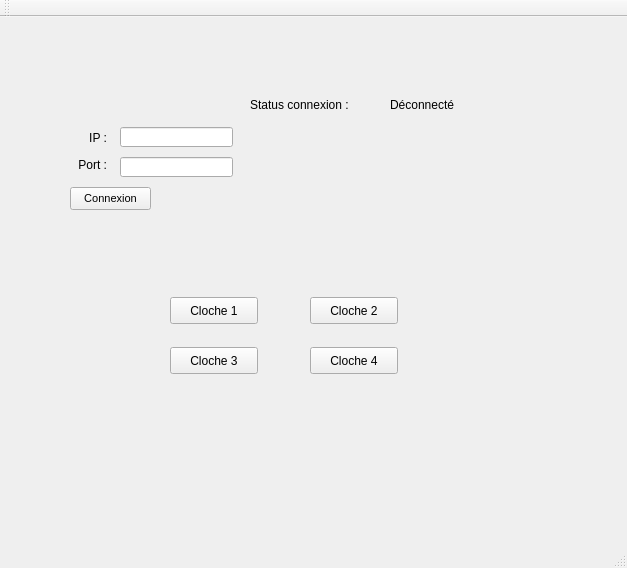
Above: Tpcloches/Tpcloches/Tpcloches.ui from v-riquier/Tp-systemes before the change. Below: the same form after it.
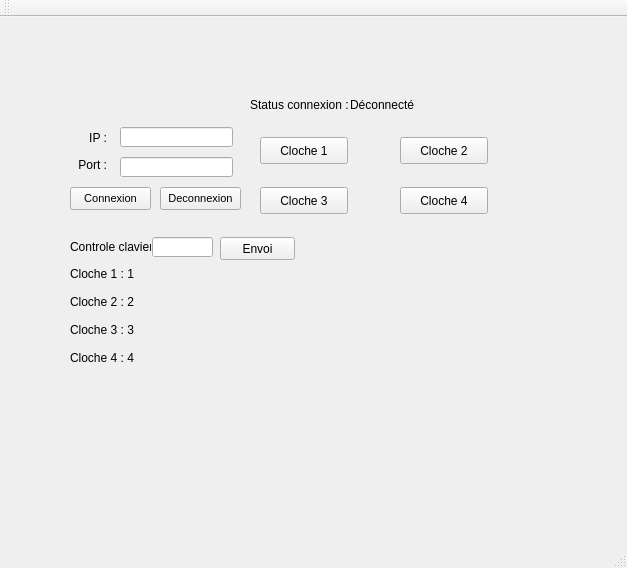
That is the form after the change.

Commit message: TP5 envoi 3

The edit to the form file:
```diff
--- a/Tpcloches/Tpcloches/Tpcloches.ui
+++ b/Tpcloches/Tpcloches/Tpcloches.ui
@@ -63,7 +63,7 @@
      <rect>
       <x>250</x>
       <y>80</y>
-      <width>141</width>
+      <width>101</width>
       <height>16</height>
      </rect>
     </property>
@@ -84,7 +84,7 @@
    <widget class="QLabel" name="AffConnexion">
     <property name="geometry">
      <rect>
-      <x>390</x>
+      <x>350</x>
       <y>80</y>
       <width>91</width>
       <height>16</height>
@@ -113,8 +113,8 @@
    <widget class="QPushButton" name="Btncloche1">
     <property name="geometry">
      <rect>
-      <x>170</x>
-      <y>280</y>
+      <x>260</x>
+      <y>120</y>
       <width>88</width>
       <height>27</height>
      </rect>
@@ -126,8 +126,8 @@
    <widget class="QPushButton" name="Btncloche2">
     <property name="geometry">
      <rect>
-      <x>310</x>
-      <y>280</y>
+      <x>400</x>
+      <y>120</y>
       <width>88</width>
       <height>27</height>
      </rect>
@@ -139,8 +139,8 @@
    <widget class="QPushButton" name="Btncloche3">
     <property name="geometry">
      <rect>
-      <x>170</x>
-      <y>330</y>
+      <x>260</x>
+      <y>170</y>
       <width>88</width>
       <height>27</height>
      </rect>
@@ -152,8 +152,8 @@
    <widget class="QPushButton" name="Btncloche4">
     <property name="geometry">
      <rect>
-      <x>310</x>
-      <y>330</y>
+      <x>400</x>
+      <y>170</y>
       <width>88</width>
       <height>27</height>
      </rect>
@@ -162,6 +162,95 @@
      <string>Cloche 4</string>
     </property>
    </widget>
+   <widget class="QLineEdit" name="CClavierEdit">
+    <property name="geometry">
+     <rect>
+      <x>152</x>
+      <y>220</y>
+      <width>61</width>
+      <height>20</height>
+     </rect>
+    </property>
+   </widget>
+   <widget class="QLabel" name="label_4">
+    <property name="geometry">
+     <rect>
+      <x>70</x>
+      <y>250</y>
+      <width>71</width>
+      <height>111</height>
+     </rect>
+    </property>
+    <property name="text">
+     <string>Cloche 1 : 1
+
+Cloche 2 : 2
+
+Cloche 3 : 3
+
+Cloche 4 : 4</string>
+    </property>
+    <property name="alignment">
+     <set>Qt::AlignJustify|Qt::AlignTop</set>
+    </property>
+   </widget>
+   <widget class="QLabel" name="label_5">
+    <property name="geometry">
+     <rect>
+      <x>70</x>
+      <y>220</y>
+      <width>81</width>
+      <height>20</height>
+     </rect>
+    </property>
+    <property name="text">
+     <string>Controle clavier</string>
+    </property>
+   </widget>
+   <widget class="QPushButton" name="BtnClavier">
+    <property name="geometry">
+     <rect>
+      <x>220</x>
+      <y>220</y>
+      <width>75</width>
+      <height>23</height>
+     </rect>
+    </property>
+    <property name="text">
+     <string>Envoi</string>
+    </property>
+   </widget>
+   <widget class="QLabel" name="StatusCo">
+    <property name="geometry">
+     <rect>
+      <x>260</x>
+      <y>280</y>
+      <width>201</width>
+      <height>61</height>
+     </rect>
+    </property>
+    <property name="text">
+     <string/>
+    </property>
+   </widget>
+   <widget class="QPushButton" name="Deconnection">
+    <property name="geometry">
+     <rect>
+      <x>160</x>
+      <y>170</y>
+      <width>81</width>
+      <height>23</height>
+     </rect>
+    </property>
+    <property name="font">
+     <font>
+      <pointsize>8</pointsize>
+     </font>
+    </property>
+    <property name="text">
+     <string>Deconnexion</string>
+    </property>
+   </widget>
   </widget>
   <widget class="QMenuBar" name="menuBar">
    <property name="geometry">
```
Left out of the diff: 34 changed lines with no effect on the pictures. The commit also changes 6 other files.
